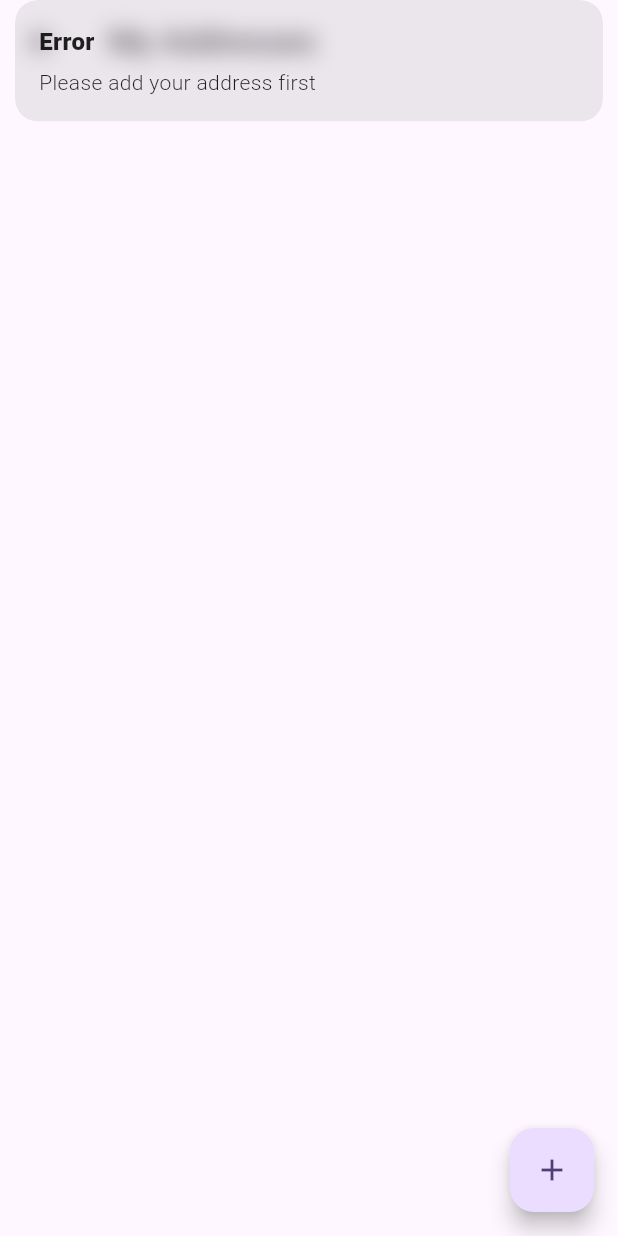
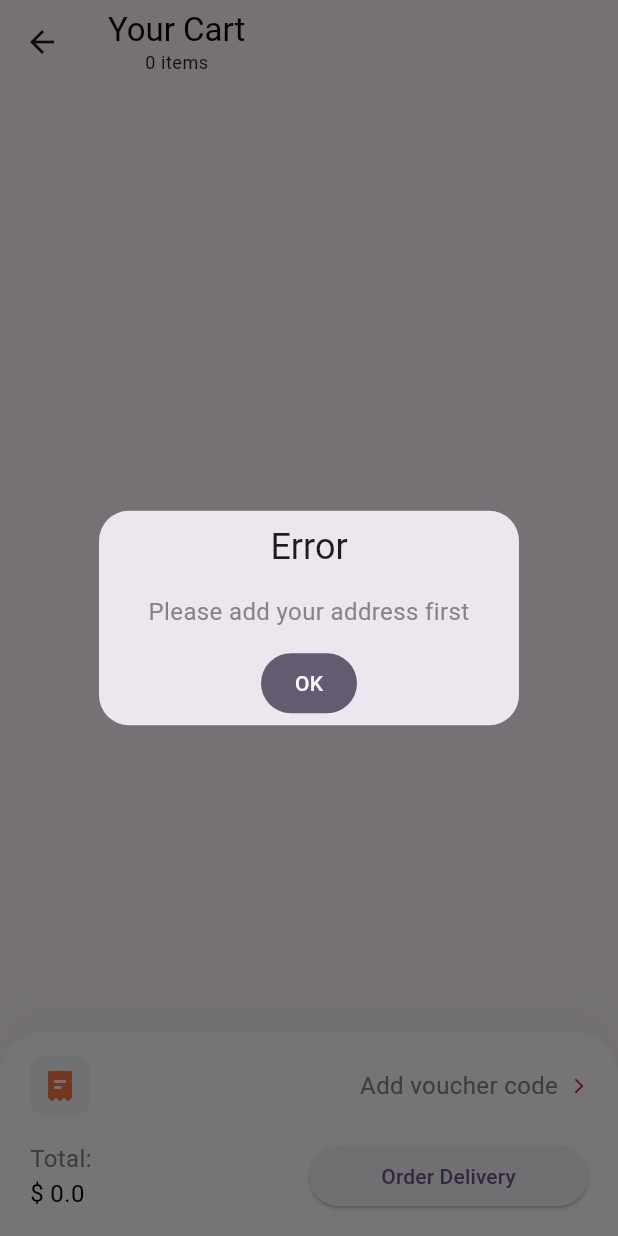
Before and after one commit to eng-abdallahyasser/my-store-v2, a Flutter app: the CartScreen screen opened by its route, after a tap on "Order Delivery", on a phone screen of 412 x 824 dp. Run offline on Flutter 3.47's test engine with Material 3 defaults, Android fonts, the phone set to English and light mode, and no system bars; our stand-ins replace cloud_firestore, firebase_auth, firebase_core, firebase_messaging, firebase_storage, flutter_map and 5 more; accounts and stored records are empty; key blocks and very long unbroken strings in the code were emptied for the run.

Commit message:
feat: Implement restaurant status and address selection in cart
This commit introduces the following changes:

- Fetches and displays the restaurant's status (open/closed) in the cart.
- Implements address selection functionality, allowing users to choose a delivery address from their saved addresses.
- Adds validation to ensure an address is selected before placing an order.
- Displays an error message if no address

```diff
--- a/lib/controller/cart_controller.dart
+++ b/lib/controller/cart_controller.dart
@@ -5,13 +5,13 @@ import 'package:store_app_v2/data/data_source/repo.dart';
 import 'package:store_app_v2/data/model/address.dart';
 import 'package:store_app_v2/data/model/cart_item.dart';
 import 'package:store_app_v2/data/model/my_order.dart';
+import 'package:store_app_v2/data/model/restaurant_status.dart';
 import 'package:store_app_v2/view/screens/addresses/address.dart';
 
 class CartController extends GetxController {
-  List<CartItem> cartList = Repo.demoCarts;
+  List<CartItem> cartList = [];
   double total = 0.0;
-  TextEditingController phoneNumberController = TextEditingController();
-  TextEditingController addressController = TextEditingController();
+  RestaurantStatus? status;
   List<Address> addresses = [];
   Address selectedAddress = Address(
     userId: "userId",
@@ -27,11 +27,19 @@ class CartController extends GetxController {
   void onInit() async {
     calculateTotal();
     getAddresses();
+    status = await Repo().fetchRestaurantStatus();
     super.onInit();
   }
 
   void getAddresses() async {
-    addresses = await Repo.address.getAddresses(Repo.auth.getCurrentUser()!.uid);
+    addresses = await Repo.address.getAddresses(
+      Repo.auth.getCurrentUser()!.uid,
+    );
+  }
+
+  void addToCart(CartItem cartItem) {
+    cartList.add(cartItem);
+    calculateTotal();
   }
 
   void calculateTotal() {
@@ -44,7 +52,7 @@ class CartController extends GetxController {
 
   void removeOneProduct(int index) {
     if (cartList[index].quantity > 1) {
-      cartList[index]= cartList[index].copyWith(
+      cartList[index] = cartList[index].copyWith(
         quantity: cartList[index].quantity - 1,
         totalPrice: cartList[index].totalPrice - cartList[index].unitPrice,
       );
@@ -75,7 +83,7 @@ class CartController extends GetxController {
   }
 
   void addOneProduct(int index) {
-    cartList[index]= cartList[index].copyWith(
+    cartList[index] = cartList[index].copyWith(
       quantity: cartList[index].quantity + 1,
       totalPrice: cartList[index].totalPrice + cartList[index].unitPrice,
     );
@@ -101,9 +109,9 @@ class CartController extends GetxController {
       customerPhone: selectedAddress.phoneNumber,
       shippingAddress: selectedAddress.addressId,
       items: cartList,
-      total:total,
+      total: total,
       status: "Pending",
-      createdAt:Timestamp.now(),
+      createdAt: Timestamp.now(),
       paymentStatus: "unpaid",
       customerName: "customerName",
       customerEmail: "customerEmail",
@@ -124,7 +132,7 @@ class CartController extends GetxController {
     );
   }
 
-  void placeOreder() async {
+  void placeOrder() async {
     // add progress indcator here
     Get.defaultDialog(
       title: "Saving Your Order",
@@ -132,25 +140,43 @@ class CartController extends GetxController {
         children: [
           CircularProgressIndicator(),
           SizedBox(height: 20),
-          Text("laoding"),
+          Text("Loading"),
         ],
       ),
     );
-    List<Address> addresses = await Repo.address.getAddresses(Repo.auth.getCurrentUser()!.uid);
+    List<Address> addresses = await Repo.address.getAddresses(
+      Repo.auth.getCurrentUser()!.uid,
+    );
     if (addresses.isEmpty) {
-      Get.back();
-      Get.snackbar(
-        "Error",
-        "Please add your address first",
-        duration: const Duration(seconds: 10),
+      Get.back(); // close previous dialog/page if open
+      Get.defaultDialog(
+        title: "Error",
+        middleText: "Please add your address first",
+        textConfirm: "OK",
+        onConfirm: () {
+          Get.back(); // close the dialog
+          Get.to(() => AddressScreen()); // navigate after closing
+        },
       );
-      Get.to(() => AddressScreen());
     } else if (selectedAddress.latitude == 0) {
       Get.back();
-      Get.snackbar(
-        "Error",
-        "Please select your address first",
-        duration: const Duration(seconds: 10),
+      Get.defaultDialog(
+        title: "Error",
+        middleText: "Please select your address first",
+        textConfirm: "OK",
+        onConfirm: () {
+          Get.back(); // close the dialog only
+        },
+      );
+    } else if (status != null && !status!.isOpen) {
+      Get.back();
+      Get.defaultDialog(
+        title: "Error",
+        middleText: "Restaurant is currently closed",
+        textConfirm: "OK",
+        onConfirm: () {
+          Get.back(); // close the dialog
+        },
       );
     } else {
       Get.back();
--- a/lib/controller/detailes_screen_controller.dart
+++ b/lib/controller/detailes_screen_controller.dart
@@ -1,6 +1,7 @@
 import 'dart:typed_data';
 import 'package:flutter/material.dart';
 import 'package:get/get.dart';
+import 'package:store_app_v2/controller/cart_controller.dart';
 import 'package:store_app_v2/controller/navigation_bar_controller.dart';
 import 'package:store_app_v2/data/data_source/repo.dart';
 import 'package:store_app_v2/data/model/option.dart';
@@ -17,6 +18,7 @@ class DetailesScreenController extends GetxController {
   List<bool> isImagesLoaded = [false, false, false, false, false];
   bool isCoverImageLoaded = false;
   int favouriteCount = 0;
+  CartController cartController = Get.find<CartController>();
 
   DetailesScreenController({required this.product, this.favouriteCount = 0});
 
@@ -101,7 +103,7 @@ class DetailesScreenController extends GetxController {
       return;
     }
 
-    Repo.demoCarts.add(
+    cartController.addToCart(
       CartItem(
         totalPrice: product.calculateTotalCost() * numberOfItems,
         unitPrice: product.calculateTotalCost(),
--- a/lib/data/data_source/repo.dart
+++ b/lib/data/data_source/repo.dart
@@ -1,11 +1,12 @@
 import 'dart:typed_data';
+import 'package:cloud_firestore/cloud_firestore.dart';
 import 'package:store_app_v2/data/data_source/address_repository.dart';
 import 'package:store_app_v2/data/data_source/auth_repository.dart';
 import 'package:store_app_v2/data/data_source/favorites_repository.dart';
 import 'package:store_app_v2/data/data_source/order_repository.dart';
 import 'package:store_app_v2/data/data_source/product_repository.dart';
 import 'package:store_app_v2/data/model/product.dart';
-import 'package:store_app_v2/data/model/cart_item.dart';
+import 'package:store_app_v2/data/model/restaurant_status.dart';
 import 'package:store_app_v2/firebase/storage_services.dart';
 import 'package:shared_preferences/shared_preferences.dart';
 
@@ -15,8 +16,9 @@ class Repo {
   static final AuthRepository auth = AuthRepository();
   static final AddressRepository address = AddressRepository();
   static final FavoritesRepository favorites = FavoritesRepository();
+  static final StorageServices _storage = StorageServices();
+  static final FirebaseFirestore _firestore = FirebaseFirestore.instance;
 
-  static final StorageServices _storage = StorageServices();
 
   static var prefs;
   static bool onboardingShown = false;
@@ -25,7 +27,7 @@ class Repo {
   Map<String, dynamic>? delivaryData = {};
   static List<Product> fetchedProducts = [];
   static bool isProductsFetched = false;
-  static List<CartItem> demoCarts = [];
+
   static List<Map<String, dynamic>> testProducts = [];
 
   static Future<void> init() async {
@@ -51,4 +53,20 @@ class Repo {
     // If not fetched, return a default product or handle the error as needed
     throw Exception("Product not found in fetched products.");
   }
+
+  Future<RestaurantStatus?> fetchRestaurantStatus() async {
+    try {
+      DocumentSnapshot doc = await _firestore
+          .collection('status')
+          .doc('main_restaurant') // Replace with your restaurant ID
+          .get();
+
+      if (doc.exists) {
+        return RestaurantStatus.fromMap(doc.id, doc.data() as Map<String, dynamic>);
+      }
+    } catch (e) {
+      return RestaurantStatus(id: '', name: '', isOpen: false, closedMessage: 'Error fetching data', openingHours: {});
+    }
+    return null;
+  }
 }
--- /dev/null
+++ b/lib/data/model/restaurant_status.dart
@@ -0,0 +1,34 @@
+class RestaurantStatus {
+  String id;
+  String name;
+  bool isOpen;
+  String closedMessage;
+  Map<String, dynamic> openingHours;
+
+  RestaurantStatus({
+    required this.id,
+    required this.name,
+    required this.isOpen,
+    required this.closedMessage,
+    required this.openingHours,
+  });
+
+  factory RestaurantStatus.fromMap(String id, Map<String, dynamic> data) {
+    return RestaurantStatus(
+      id: id,
+      name: data['name'] ?? '',
+      isOpen: data['isOpen'] ?? false,
+      closedMessage: data['closedMessage'] ?? 'Restaurant is closed',
+      openingHours: Map<String, dynamic>.from(data['openingHours'] ?? {}),
+    );
+  }
+
+  Map<String, dynamic> toMap() {
+    return {
+      'name': name,
+      'isOpen': isOpen,
+      'closedMessage': closedMessage,
+      'openingHours': openingHours,
+    };
+  }
+}
--- a/lib/view/screens/cart/cart.dart
+++ b/lib/view/screens/cart/cart.dart
@@ -1,3 +1,5 @@
+import 'dart:developer';
+
 import 'package:flutter/material.dart';
 import 'package:flutter_svg/svg.dart';
 import 'package:get/get.dart';
@@ -11,10 +13,13 @@ import 'package:store_app_v2/view/screens/cart/cart_card.dart';
 class CartScreen extends StatelessWidget {
   final CartController controller = Get.put(CartController());
 
+
+
   CartScreen({super.key});
 
   @override
   Widget build(BuildContext context) {
+    log("controller.cartList.length.toString()");
     return GetBuilder<CartController>(
       builder: (controller) {
         controller.calculateTotal();
@@ -46,7 +51,7 @@ class CartScreen extends StatelessWidget {
                                     vertical: 10,
                                   ),
                                   child: CartCard(
-                                    product: Repo.getFetchedProductById(
+                                    product: Repo.product.getFetchedProductById(
                                       controller.cartList[index].productId,
                                     ),
                                     cart: controller.cartList[index],
--- a/lib/view/screens/cart/check_out_card.dart
+++ b/lib/view/screens/cart/check_out_card.dart
@@ -76,7 +76,7 @@ class CheckoutCard extends StatelessWidget {
                 Expanded(
                   child: ElevatedButton(
                     onPressed: () {
-                      controller.placeOreder();
+                      controller.placeOrder();
                     },
                     child: const Text("Order Delivery"),
                   ),
```
Also changed, not shown: lib/data/data_source/product_repository.dart (+8 -0 lines).
